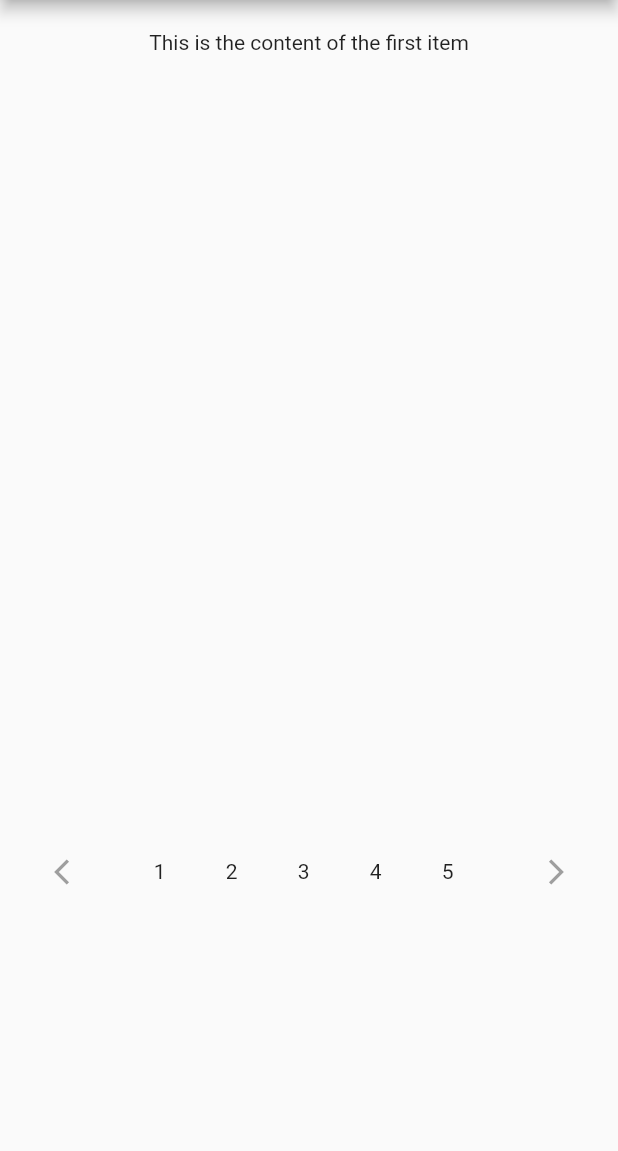
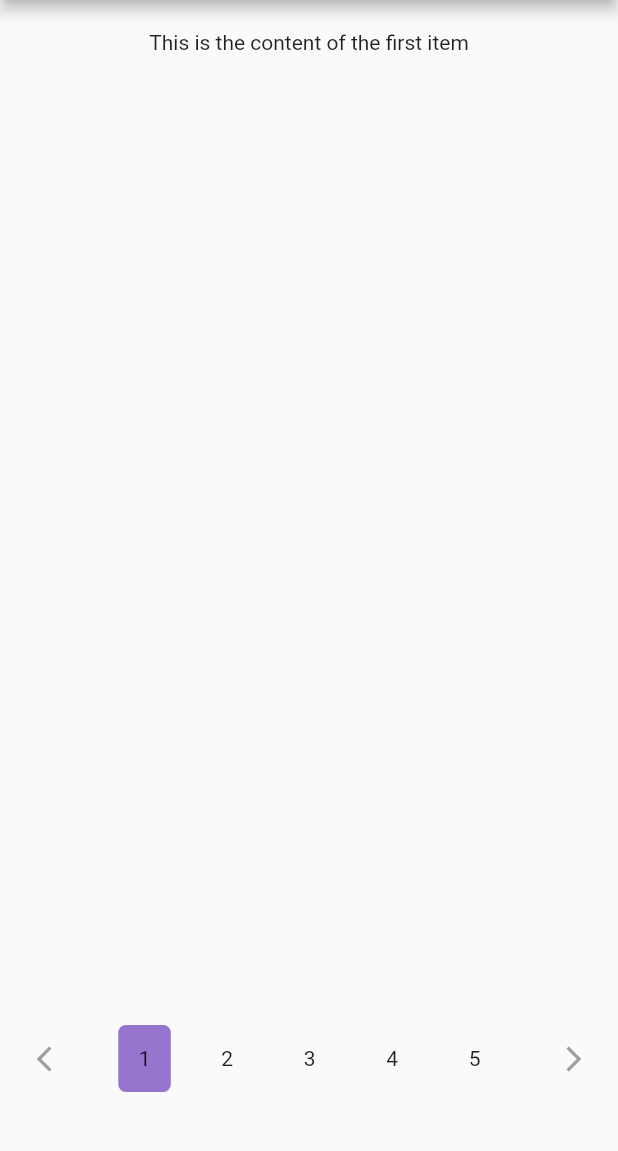
Before and after one commit to hssnhlim/pageWidget, a Flutter app: the screen it shows after launch, on a phone screen of 412 x 824 dp, the part 84-1235 px from its top. Run offline on Flutter 3.47's test engine with Material 2 defaults, Android fonts, the phone set to English and light mode, and no system bars.

Commit message:
Add background color for ButtonWidget

```diff
--- a/lib/page_widget.dart
+++ b/lib/page_widget.dart
@@ -48,6 +48,7 @@ class _PageWidgetState extends State<PageWidget> {
             height: 20,
           ),
           Expanded(
+            flex: 5,
             child: ListView.builder(
               // Display only 1 item from the myList
               itemCount: 1,
@@ -72,16 +73,26 @@ class _PageWidgetState extends State<PageWidget> {
                   ),
                 ),
                 Expanded(
-                  flex: 3,
+                  flex: 5,
                   child: ListView.builder(
+                    padding: const EdgeInsets.symmetric(
+                        vertical: 40, horizontal: 10),
                     physics: const NeverScrollableScrollPhysics(),
                     scrollDirection: Axis.horizontal,
-                    shrinkWrap: true,
                     itemCount: myList.length,
                     itemBuilder: (context, index) {
-                      return ButtonWidget(
-                        widget: Text(myList[index]['page'].toString()),
-                        func: () => goToPage(myList[index]['page']),
+                      return Container(
+                        margin: const EdgeInsets.symmetric(horizontal: 10),
+                        width: 35,
+                        decoration: BoxDecoration(
+                            color: _currentPage == index + 1
+                                ? Colors.deepPurple.shade300
+                                : null,
+                            borderRadius: BorderRadius.circular(5)),
+                        child: ButtonWidget(
+                          widget: Text(myList[index]['page'].toString()),
+                          func: () => goToPage(myList[index]['page']),
+                        ),
                       );
                     },
                   ),
```
